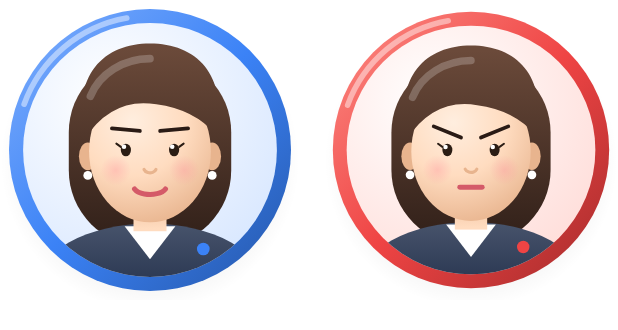
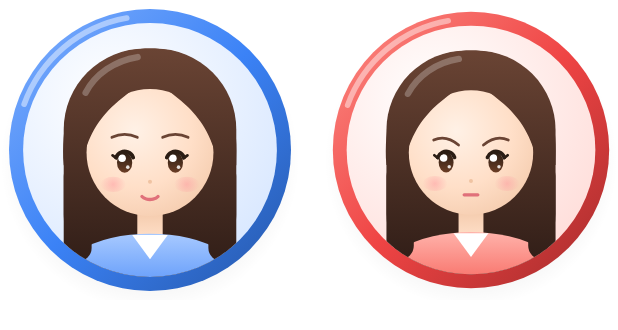
Before and after one commit to jij6303/pleos-side-coach, an Android app built with Jetpack Compose: the @Preview function CoachFacePreview, on a phone screen of 412 x 824 dp. Shown: the top 330 px of the screen. Run offline under Robolectric (Android 15) with nearby library versions, the phone set to English and light mode, and no system bars.

Commit message:
feat(#41): redraw instructor as softer character with large eyes and long hair
Co-Authored-By: Claude Opus 5.5 <noreply@anthropic.com>

```diff
--- a/app/src/main/java/com/jij6303/sidecoach/ui/driving/CoachFace.kt
+++ b/app/src/main/java/com/jij6303/sidecoach/ui/driving/CoachFace.kt
@@ -6,6 +6,7 @@ import androidx.compose.foundation.layout.Row
 import androidx.compose.foundation.layout.size
 import androidx.compose.runtime.Composable
 import androidx.compose.ui.Modifier
+import androidx.compose.ui.geometry.CornerRadius
 import androidx.compose.ui.geometry.Offset
 import androidx.compose.ui.geometry.Rect
 import androidx.compose.ui.geometry.Size
@@ -25,27 +26,28 @@ import com.jij6303.sidecoach.ui.theme.SideCoachTheme
 enum class CoachMood {
     /** 대기·안내: 잔잔한 미소 */
     CALM,
-    /** 급제동·과속: 단호한 눈썹, 일자 입 */
+    /** 급제동·과속: 내려간 눈썹, 일자 입 */
     STERN,
-    /** 깜빡이 누락: 눈썹을 올리고 입을 동그랗게 */
+    /** 깜빡이 누락: 눈썹을 올리고 눈을 크게, 입을 동그랗게 */
     ALERT,
     /** 칭찬: 웃는 눈, 활짝 연 입 */
     HAPPY,
 }
 
-private val SkinLight = Color(0xFFFFEEDF)
-private val Skin = Color(0xFFFFDCC0)
-private val SkinShade = Color(0xFFE8B48E)
-private val HairLight = Color(0xFF6B4A3A)
-private val HairDark = Color(0xFF2A1B15)
+private val SkinLight = Color(0xFFFFF1E6)
+private val Skin = Color(0xFFFFDFC8)
+private val SkinShade = Color(0xFFF0C3A2)
+private val HairLight = Color(0xFF6A4434)
+private val HairDark = Color(0xFF2E1C16)
 private val Ink = Color(0xFF2B1D14)
-private val Lip = Color(0xFFD45A68)
+private val EyeBrown = Color(0xFF6B3E26)
+private val Lip = Color(0xFFE0707A)
 private val Blush = Color(0xFFFF8F9B)
-private val Blazer = Color(0xFF2E3B55)
 
 /**
- * 여성 연수 강사 초상. 원형 배지 안에 머리·어깨까지 그리고, 그라데이션 음영·하이라이트·바닥 그림자로 입체감을 낸다(2.5D).
- * 바깥 고리는 코칭 신호색([ring])이라 표정과 색이 같은 뜻을 전한다. 전부 Canvas로 그려 리소스가 필요 없다.
+ * 여성 연수 강사 초상(큰 눈·긴 머리의 부드러운 캐릭터). 원형 배지 안에 머리·어깨까지 그리고,
+ * 그라데이션 음영·하이라이트·바닥 그림자로 입체감을 낸다(2.5D).
+ * 바깥 고리와 옷 색은 코칭 신호색([ring])이라 표정과 색이 같은 뜻을 전한다. 전부 Canvas로 그려 리소스가 필요 없다.
  */
 @Composable
 fun CoachFace(mood: CoachMood, ring: Color, modifier: Modifier = Modifier) {
@@ -55,12 +57,10 @@ fun CoachFace(mood: CoachMood, ring: Color, modifier: Modifier = Modifier) {
         val disc = outer * 0.9f
 
         // 바닥 그림자: 배지가 떠 있는 느낌
+        val shadowC = c + Offset(0f, outer * 0.08f)
         drawCircle(
-            Brush.radialGradient(
-                listOf(Color.Black.copy(alpha = 0.22f), Color.Transparent),
-                center = c + Offset(0f, outer * 0.08f), radius = outer * 1.06f,
-            ),
-            radius = outer * 1.06f, center = c + Offset(0f, outer * 0.08f),
+            Brush.radialGradient(listOf(Color.Black.copy(alpha = 0.22f), Color.Transparent), center = shadowC, radius = outer * 1.06f),
+            radius = outer * 1.06f, center = shadowC,
         )
         // 고리: 왼쪽 위가 밝은 구슬처럼
         drawCircle(
@@ -95,129 +95,134 @@ fun CoachFace(mood: CoachMood, ring: Color, modifier: Modifier = Modifier) {
 private fun DrawScope.drawPortrait(c: Offset, R: Float, mood: CoachMood, ring: Color) {
     fun p(x: Float, y: Float) = Offset(c.x + x * R, c.y + y * R)
     fun sz(w: Float, h: Float) = Size(w * R, h * R)
-    val hairBrush = Brush.verticalGradient(listOf(HairLight, HairDark), startY = c.y - 0.8f * R, endY = c.y + 0.9f * R)
+    val hairBrush = Brush.verticalGradient(listOf(HairLight, HairDark), startY = c.y - 0.8f * R, endY = c.y + R)
 
-    // 뒷머리: 어깨까지 내려오는 단발
-    drawRoundRect(hairBrush, p(-0.64f, -0.74f), sz(1.28f, 1.5f), androidx.compose.ui.geometry.CornerRadius(0.6f * R))
+    // 뒷머리: 어깨 아래까지 내려오는 긴 머리
+    drawRoundRect(hairBrush, p(-0.68f, -0.8f), sz(1.36f, 1.95f), CornerRadius(0.64f * R))
 
-    // 어깨·재킷
+    // 목·어깨(신호색 파스텔 상의)
+    drawRect(
+        Brush.verticalGradient(listOf(SkinShade, Skin), startY = c.y + 0.4f * R, endY = c.y + 0.7f * R),
+        p(-0.1f, 0.42f), sz(0.2f, 0.3f),
+    )
     drawOval(
-        Brush.verticalGradient(listOf(lerp(Blazer, Color.White, 0.15f), Blazer), startY = c.y + 0.55f * R, endY = c.y + R),
-        p(-0.9f, 0.58f), sz(1.8f, 1.0f),
+        Brush.verticalGradient(
+            listOf(lerp(ring, Color.White, 0.55f), lerp(ring, Color.White, 0.25f)),
+            startY = c.y + 0.66f * R, endY = c.y + R,
+        ),
+        p(-0.8f, 0.66f), sz(1.6f, 0.9f),
     )
-    // 셔츠 깃(V)
     drawPath(
-        Path().apply { moveTo(p(-0.2f, 0.6f).x, p(0f, 0.6f).y); lineTo(p(0f, 0.86f).x, p(0f, 0.86f).y); lineTo(p(0.2f, 0.6f).x, p(0f, 0.6f).y); close() },
+        Path().apply {
+            val a = p(-0.14f, 0.67f); val b = p(0f, 0.86f); val d = p(0.14f, 0.67f)
+            moveTo(a.x, a.y); lineTo(b.x, b.y); lineTo(d.x, d.y); close()
+        },
         Color.White,
     )
-    // 넥 배지: 신호색 작은 점
-    drawCircle(ring, 0.05f * R, p(0.42f, 0.78f))
+    // 앞으로 넘어온 머리카락이 어깨를 살짝 덮는다
+    drawRoundRect(hairBrush, p(-0.68f, 0.1f), sz(0.22f, 0.78f), CornerRadius(0.11f * R))
+    drawRoundRect(hairBrush, p(0.46f, 0.1f), sz(0.22f, 0.78f), CornerRadius(0.11f * R))
 
-    // 목
-    drawRect(Brush.verticalGradient(listOf(SkinShade, Skin), startY = c.y + 0.3f * R, endY = c.y + 0.62f * R), p(-0.13f, 0.3f), sz(0.26f, 0.34f))
-
-    // 귀 + 귀걸이
-    listOf(-1f, 1f).forEach { s ->
-        drawOval(SkinShade, p(s * 0.49f - 0.07f, -0.06f), sz(0.14f, 0.22f))
-        drawCircle(Color.White, 0.035f * R, p(s * 0.49f, 0.2f))
-    }
-
-    // 얼굴: 왼쪽 위에서 빛이 오는 방사형 음영
-    val faceTopLeft = p(-0.48f, -0.55f)
-    val faceSize = sz(0.96f, 1.12f)
+    // 얼굴: 동그랗고 부드럽게, 왼쪽 위에서 빛
     drawOval(
-        Brush.radialGradient(listOf(SkinLight, Skin, SkinShade), center = p(-0.14f, -0.22f), radius = 0.85f * R),
-        faceTopLeft, faceSize,
+        Brush.radialGradient(listOf(SkinLight, Skin, SkinShade), center = p(-0.12f, -0.15f), radius = 0.9f * R),
+        p(-0.5f, -0.48f), sz(1.0f, 1.0f),
     )
 
-    // 앞머리: 옆으로 넘긴 형태
-    val bangs = Path().apply {
-        val a = p(-0.52f, -0.08f)
-        moveTo(a.x, a.y)
-        p(-0.3f, -0.42f).let { m -> p(0.05f, -0.36f).let { e -> quadraticTo(m.x, m.y, e.x, e.y) } }
-        p(0.35f, -0.32f).let { m -> p(0.52f, -0.12f).let { e -> quadraticTo(m.x, m.y, e.x, e.y) } }
-        // 정수리는 둥글게
-        val (r1, r2, top) = Triple(p(0.62f, -0.6f), p(0.36f, -0.84f), p(0f, -0.84f))
-        cubicTo(r1.x, r1.y, r2.x, r2.y, top.x, top.y)
-        val (l1, l2) = p(-0.36f, -0.84f) to p(-0.62f, -0.6f)
-        cubicTo(l1.x, l1.y, l2.x, l2.y, a.x, a.y)
-        close()
+    // 가운데 가르마 커튼 앞머리
+    for (s in listOf(-1f, 1f)) {
+        val bang = Path().apply {
+            val top = p(0f, -0.6f)
+            moveTo(top.x, top.y)
+            val c1 = p(s * 0.14f, -0.42f); val c2 = p(s * 0.44f, -0.36f); val e = p(s * 0.54f, 0.12f)
+            cubicTo(c1.x, c1.y, c2.x, c2.y, e.x, e.y)
+            val o = p(s * 0.68f, 0.12f); lineTo(o.x, o.y)
+            // 바깥 윤곽은 둥근 정수리로 올라간다
+            val k1 = p(s * 0.72f, -0.5f); val k2 = p(s * 0.42f, -0.8f); val crown = p(0f, -0.8f)
+            cubicTo(k1.x, k1.y, k2.x, k2.y, crown.x, crown.y)
+            close()
+        }
+        drawPath(bang, hairBrush)
     }
-    drawPath(bangs, hairBrush)
     // 머리 윤기
     drawArc(
-        Color.White.copy(alpha = 0.22f), startAngle = 200f, sweepAngle = 70f, useCenter = false,
-        topLeft = p(-0.5f, -0.72f), size = sz(1.0f, 0.9f),
-        style = Stroke(width = 0.06f * R, cap = StrokeCap.Round),
+        Color.White.copy(alpha = 0.25f), startAngle = 205f, sweepAngle = 55f, useCenter = false,
+        topLeft = p(-0.56f, -0.74f), size = sz(1.12f, 1.0f),
+        style = Stroke(width = 0.05f * R, cap = StrokeCap.Round),
     )
 
-    val line = Stroke(width = 0.035f * R, cap = StrokeCap.Round)
-
     // 볼 홍조
-    val blushAlpha = if (mood == CoachMood.HAPPY) 0.6f else 0.35f
-    listOf(-1f, 1f).forEach { s ->
-        val bc = p(s * 0.27f, 0.16f)
-        drawCircle(
-            Brush.radialGradient(listOf(Blush.copy(alpha = blushAlpha), Color.Transparent), center = bc, radius = 0.12f * R),
-            radius = 0.12f * R, center = bc,
+    val blushAlpha = if (mood == CoachMood.HAPPY) 0.65f else 0.45f
+    for (s in listOf(-1f, 1f)) {
+        val bc = p(s * 0.29f, 0.27f)
+        drawOval(
+            Brush.radialGradient(listOf(Blush.copy(alpha = blushAlpha), Color.Transparent), center = bc, radius = 0.1f * R),
+            Offset(bc.x - 0.1f * R, bc.y - 0.06f * R), sz(0.2f, 0.12f),
         )
     }
 
-    // 눈썹: (안쪽 끝 y, 바깥 끝 y)
-    val (inner, outerB) = when (mood) {
-        CoachMood.CALM -> -0.15f to -0.17f
-        CoachMood.STERN -> -0.10f to -0.19f
-        CoachMood.ALERT -> -0.23f to -0.21f
-        CoachMood.HAPPY -> -0.19f to -0.17f
+    // 눈썹: 얇고 부드러운 호. 표정마다 높이·안쪽 기울기만 바꾼다
+    val (browY, tilt) = when (mood) {
+        CoachMood.CALM -> -0.1f to 0f
+        CoachMood.HAPPY -> -0.12f to 0f
+        CoachMood.ALERT -> -0.17f to -0.02f
+        CoachMood.STERN -> -0.08f to 0.04f
     }
-    listOf(-1f, 1f).forEach { s ->
-        drawLine(HairDark, p(s * 0.08f, inner), p(s * 0.3f, outerB), strokeWidth = 0.03f * R, cap = StrokeCap.Round)
+    for (s in listOf(-1f, 1f)) {
+        val inner = p(s * 0.1f, browY + tilt)
+        val mid = p(s * 0.2f, browY - 0.045f)
+        val out = p(s * 0.3f, browY)
+        drawPath(
+            Path().apply { moveTo(inner.x, inner.y); quadraticTo(mid.x, mid.y, out.x, out.y) },
+            HairLight, style = Stroke(width = 0.022f * R, cap = StrokeCap.Round),
+        )
     }
 
     // 눈
-    listOf(-1f, 1f).forEach { s ->
-        val e = p(s * 0.19f, 0.0f)
-        when (mood) {
-            CoachMood.HAPPY -> drawArc(
-                Ink, startAngle = 200f, sweepAngle = 140f, useCenter = false,
-                topLeft = Offset(e.x - 0.08f * R, e.y - 0.04f * R), size = sz(0.16f, 0.12f), style = line,
+    val lash = Stroke(width = 0.03f * R, cap = StrokeCap.Round)
+    for (s in listOf(-1f, 1f)) {
+        val e = p(s * 0.2f, 0.1f)
+        if (mood == CoachMood.HAPPY) {
+            drawArc(
+                Ink, startAngle = 195f, sweepAngle = 150f, useCenter = false,
+                topLeft = Offset(e.x - 0.075f * R, e.y - 0.04f * R), size = sz(0.15f, 0.12f), style = lash,
             )
-            else -> {
-                val big = mood == CoachMood.ALERT
-                val w = if (big) 0.1f else 0.08f
-                val h = if (big) 0.13f else 0.1f
-                if (big) drawOval(Color.White, Offset(e.x - 0.075f * R, e.y - 0.085f * R), sz(0.15f, 0.17f))
-                drawOval(Ink, Offset(e.x - w / 2 * R, e.y - h / 2 * R), sz(w, h))
-                // 눈 반짝임
-                drawCircle(Color.White, 0.018f * R, Offset(e.x - 0.015f * R, e.y - 0.025f * R))
-                // 바깥쪽 속눈썹
-                drawLine(
-                    Ink, Offset(e.x + s * w / 2 * R, e.y - h / 4 * R), Offset(e.x + s * (w / 2 + 0.035f) * R, e.y - (h / 2) * R),
-                    strokeWidth = 0.016f * R, cap = StrokeCap.Round,
-                )
-            }
+            continue
         }
+        val w = if (mood == CoachMood.ALERT) 0.14f else 0.12f
+        val h = if (mood == CoachMood.ALERT) 0.18f else 0.16f
+        drawOval(
+            Brush.verticalGradient(listOf(Ink, EyeBrown), startY = e.y - h / 2 * R, endY = e.y + h / 2 * R),
+            Offset(e.x - w / 2 * R, e.y - h / 2 * R), sz(w, h),
+        )
+        drawCircle(Color.White, 0.03f * R, Offset(e.x - 0.02f * R, e.y - 0.035f * R))
+        drawCircle(Color.White.copy(alpha = 0.85f), 0.014f * R, Offset(e.x + 0.025f * R, e.y + 0.035f * R))
+        // 윗눈꺼풀 선 + 바깥 꼬리
+        drawArc(
+            Ink, startAngle = 200f, sweepAngle = 140f, useCenter = false,
+            topLeft = Offset(e.x - (w / 2 + 0.012f) * R, e.y - (h / 2 + 0.008f) * R), size = sz(w + 0.024f, h * 0.9f), style = lash,
+        )
+        drawLine(
+            Ink,
+            Offset(e.x + s * (w / 2 + 0.005f) * R, e.y - h * 0.22f * R),
+            Offset(e.x + s * (w / 2 + 0.035f) * R, e.y - h * 0.36f * R),
+            strokeWidth = 0.022f * R, cap = StrokeCap.Round,
+        )
     }
 
-    // 코: 옅은 그림자 한 획
-    drawArc(
-        SkinShade, startAngle = 20f, sweepAngle = 140f, useCenter = false,
-        topLeft = p(-0.05f, 0.1f), size = sz(0.1f, 0.08f), style = Stroke(width = 0.025f * R, cap = StrokeCap.Round),
-    )
+    // 코: 작은 그림자 점
+    drawCircle(SkinShade, 0.016f * R, p(0f, 0.25f))
 
     // 입
-    val my = 0.3f
+    val my = 0.36f
     when (mood) {
         CoachMood.CALM -> drawArc(
-            Lip, startAngle = 20f, sweepAngle = 140f, useCenter = false,
-            topLeft = p(-0.13f, my - 0.08f), size = sz(0.26f, 0.13f), style = Stroke(width = 0.04f * R, cap = StrokeCap.Round),
+            Lip, startAngle = 25f, sweepAngle = 130f, useCenter = false,
+            topLeft = p(-0.07f, my - 0.05f), size = sz(0.14f, 0.08f), style = Stroke(width = 0.026f * R, cap = StrokeCap.Round),
         )
-        CoachMood.HAPPY -> {
-            drawArc(Lip, startAngle = 0f, sweepAngle = 180f, useCenter = true, topLeft = p(-0.15f, my - 0.09f), size = sz(0.3f, 0.22f))
-            drawArc(Color.White, startAngle = 0f, sweepAngle = 180f, useCenter = true, topLeft = p(-0.11f, my - 0.07f), size = sz(0.22f, 0.07f))
-        }
-        CoachMood.STERN -> drawLine(Lip, p(-0.09f, my), p(0.09f, my), strokeWidth = 0.04f * R, cap = StrokeCap.Round)
-        CoachMood.ALERT -> drawOval(Lip, p(-0.05f, my - 0.05f), sz(0.1f, 0.12f))
+        CoachMood.HAPPY -> drawArc(Lip, startAngle = 0f, sweepAngle = 180f, useCenter = true, topLeft = p(-0.08f, my - 0.05f), size = sz(0.16f, 0.13f))
+        CoachMood.STERN -> drawLine(Lip, p(-0.055f, my), p(0.055f, my), strokeWidth = 0.026f * R, cap = StrokeCap.Round)
+        CoachMood.ALERT -> drawOval(Lip, p(-0.035f, my - 0.03f), sz(0.07f, 0.08f))
     }
 }
 
```
